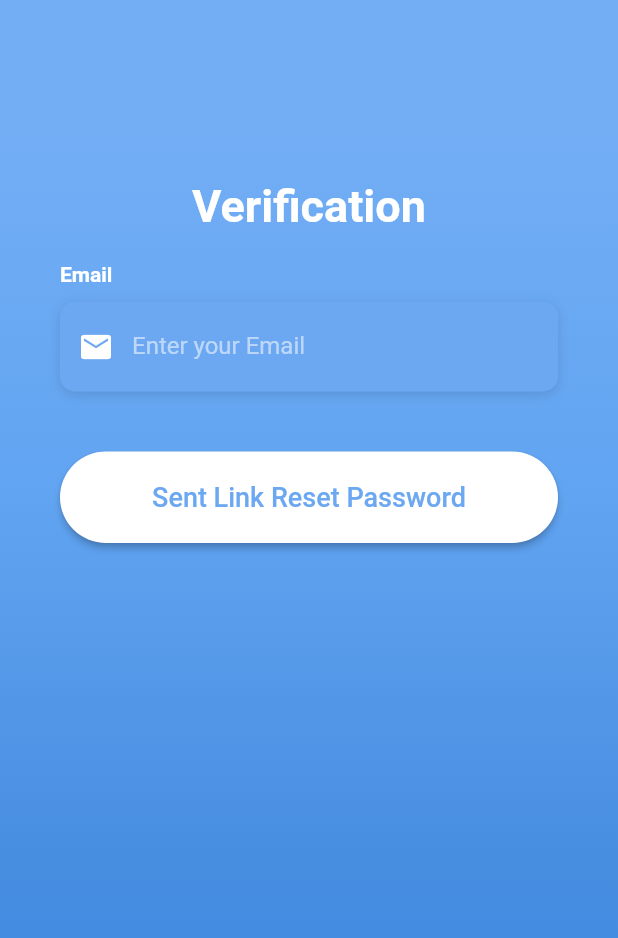
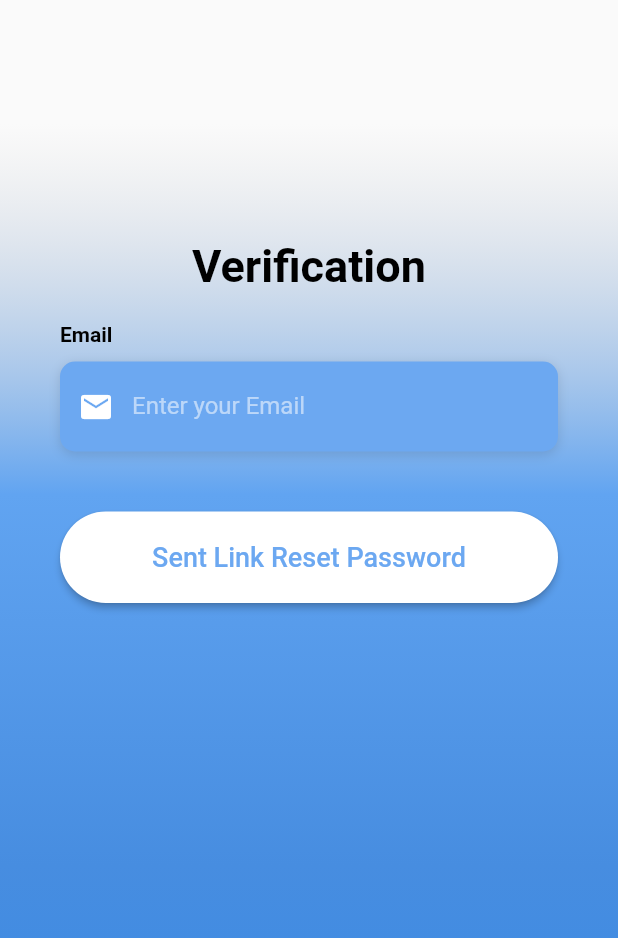
Before and after one commit to VietTinh1/do_an_di_dong, a Flutter app: the screen it shows after launch, after a tap on "Forgot Password?", on a phone screen of 412 x 824 dp. Shown: the top 938 px of the screen. Run offline on Flutter 3.47's test engine with Material 2 defaults, Android fonts, the phone set to English and light mode, and no system bars; our stand-ins replace cloud_firestore, firebase_auth, firebase_core, font_awesome_flutter, google_sign_in; missing offline and left inert: email_auth; accounts and stored records are empty; Roboto replaces fonts that are missing (OpenSans).

```diff
--- a/do_an/lib/main.dart
+++ b/do_an/lib/main.dart
@@ -5,7 +5,8 @@ import 'package:do_an/screens/login_page.dart';
 import 'package:firebase_core/firebase_core.dart';
 import 'package:do_an/screens/home_page.dart';
 import 'package:provider/provider.dart';
-
+import 'package:do_an/screens/choosefield.dart';
+import 'package:do_an/screens/display_page.dart';
 Future main() async {
   WidgetsFlutterBinding.ensureInitialized();
   await Firebase.initializeApp();
--- a/do_an/lib/screens/forgot_password_page.dart
+++ b/do_an/lib/screens/forgot_password_page.dart
@@ -1,4 +1,3 @@
-
 import 'package:do_an/screens/login_page.dart';
 import 'package:firebase_auth/firebase_auth.dart';
 import 'package:flutter/material.dart';
@@ -6,9 +5,7 @@ import 'package:flutter/services.dart';
 import 'package:font_awesome_flutter/font_awesome_flutter.dart';
 import 'package:do_an/main.dart';
 import 'package:do_an/screens/google_sig_in.dart';
-import 'package:do_an/utilities/constants.dart';
 import 'package:provider/provider.dart';
-
 
 //0306191444@caothang.edu.vn
 
@@ -24,6 +21,7 @@ class _ForgotPasswordPage extends State<ForgotPasswordPage> {
     _txtemail.dispose();
     super.dispose();
   }
+
   Future resetPassword() async {
     try {
       await FirebaseAuth.instance
@@ -31,38 +29,53 @@ class _ForgotPasswordPage extends State<ForgotPasswordPage> {
       showDialog(
           context: context,
           builder: (_) => AlertDialog(
-            content: Text('Password reset link has sent! Please check your email'),
+                content: Text(
+                    'Password reset link has sent! Please check your email'),
                 actions: [
-              TextButton(onPressed: (){
+                  TextButton(
+                      onPressed: () {
                         Navigator.push(
                           context,
-            MaterialPageRoute(
-                builder: (context) => LoginPage()),
+                          MaterialPageRoute(builder: (context) => LoginPage()),
                         );
-              }, child: Text('OK'))
+                      },
+                      child: Text('OK'))
                 ],
               ));
     } on FirebaseAuthMultiFactorException catch (e) {
       showDialog(
           context: context,
           builder: (_) => AlertDialog(
-
                 content: Text(e.message.toString()),
               ));
     }
   }
+
   Widget _buildEmailTF() {
     return Column(
       crossAxisAlignment: CrossAxisAlignment.start,
       children: <Widget>[
         Text(
           'Email',
-          style: kLabelStyle,
+          style: TextStyle(
+            color: Colors.black,
+            fontWeight: FontWeight.bold,
+          ),
         ),
         SizedBox(height: 10.0),
         Container(
           alignment: Alignment.centerLeft,
-          decoration: kBoxDecorationStyle,
+          decoration: BoxDecoration(
+            color: Color(0xFF6CA8F1),
+            borderRadius: BorderRadius.circular(10.0),
+            boxShadow: [
+              BoxShadow(
+                color: Colors.black12,
+                blurRadius: 6.0,
+                offset: Offset(0, 2),
+              ),
+            ],
+          ),
           height: 60.0,
           child: TextField(
             controller: _txtemail,
@@ -78,7 +91,9 @@ class _ForgotPasswordPage extends State<ForgotPasswordPage> {
                 color: Colors.white,
               ),
               hintText: 'Enter your Email',
-              hintStyle: kHintTextStyle,
+              hintStyle: TextStyle(
+                color: Colors.white54,
+              ),
             ),
           ),
         ),
@@ -124,7 +139,7 @@ class _ForgotPasswordPage extends State<ForgotPasswordPage> {
                     begin: Alignment.topCenter,
                     end: Alignment.bottomCenter,
                     colors: [
-                      Color(0xFF73AEF5),
+                      Color.fromARGB(0, 197, 197, 200),
                       Color(0xFF61A4F1),
                       Color(0xFF478DE0),
                       Color(0xFF398AE5),
@@ -139,7 +154,7 @@ class _ForgotPasswordPage extends State<ForgotPasswordPage> {
                   physics: AlwaysScrollableScrollPhysics(),
                   padding: EdgeInsets.symmetric(
                     horizontal: 40.0,
-                    vertical: 120.0,
+                    vertical: 160.0,
                   ),
                   child: Column(
                     mainAxisAlignment: MainAxisAlignment.center,
@@ -147,7 +162,7 @@ class _ForgotPasswordPage extends State<ForgotPasswordPage> {
                       Text(
                         'Verification',
                         style: TextStyle(
-                          color: Colors.white,
+                          color: Colors.black,
                           fontSize: 30.0,
                           fontWeight: FontWeight.bold,
                         ),
--- a/do_an/lib/screens/login_page.dart
+++ b/do_an/lib/screens/login_page.dart
@@ -6,7 +6,6 @@ import 'package:flutter/services.dart';
 import 'package:font_awesome_flutter/font_awesome_flutter.dart';
 import 'package:do_an/main.dart';
 import 'package:do_an/screens/google_sig_in.dart';
-import 'package:do_an/utilities/constants.dart';
 import 'package:provider/provider.dart';
 
 class LoginPage extends StatefulWidget {
@@ -40,14 +39,25 @@ class _LoginPageState extends State<LoginPage> {
     return Column(
       crossAxisAlignment: CrossAxisAlignment.start,
       children: <Widget>[
-        Text(
-          'Email',
-          style: kLabelStyle,
-        ),
+        Text('Email',
+            style: TextStyle(
+              color: Colors.black,
+              fontWeight: FontWeight.bold,
+            )),
         SizedBox(height: 10.0),
         Container(
           alignment: Alignment.centerLeft,
-          decoration: kBoxDecorationStyle,
+          decoration: BoxDecoration(
+            color: Color(0xFF6CA8F1),
+            borderRadius: BorderRadius.circular(10.0),
+            boxShadow: [
+              BoxShadow(
+                color: Colors.black12,
+                blurRadius: 6.0,
+                offset: Offset(0, 2),
+              ),
+            ],
+          ),
           height: 60.0,
           child: TextField(
             controller: emailController,
@@ -63,7 +73,10 @@ class _LoginPageState extends State<LoginPage> {
                 color: Colors.white,
               ),
               hintText: 'Enter your Email',
-              hintStyle: kHintTextStyle,
+              hintStyle: TextStyle(
+                color: Colors.white54,
+                fontFamily: 'OpenSans',
+              ),
             ),
           ),
         ),
@@ -75,14 +88,25 @@ class _LoginPageState extends State<LoginPage> {
     return Column(
       crossAxisAlignment: CrossAxisAlignment.start,
       children: <Widget>[
-        Text(
-          'Password',
-          style: kLabelStyle,
-        ),
+        Text('Password',
+            style: TextStyle(
+              color: Colors.black,
+              fontWeight: FontWeight.bold,
+            )),
         SizedBox(height: 10.0),
         Container(
           alignment: Alignment.centerLeft,
-          decoration: kBoxDecorationStyle,
+          decoration: BoxDecoration(
+            color: Color(0xFF6CA8F1),
+            borderRadius: BorderRadius.circular(10.0),
+            boxShadow: [
+              BoxShadow(
+                color: Colors.black12,
+                blurRadius: 6.0,
+                offset: Offset(0, 2),
+              ),
+            ],
+          ),
           height: 60.0,
           child: TextField(
             controller: passwordController,
@@ -97,7 +121,10 @@ class _LoginPageState extends State<LoginPage> {
                 color: Colors.white,
               ),
               hintText: 'Enter your Password',
-              hintStyle: kHintTextStyle,
+              hintStyle: TextStyle(
+                color: Colors.white54,
+                fontFamily: 'OpenSans',
+              ),
               suffixIcon: Padding(
                 padding: const EdgeInsets.fromLTRB(0, 0, 4, 0),
                 child: GestureDetector(
@@ -126,12 +153,15 @@ class _LoginPageState extends State<LoginPage> {
         onPressed: () {
           Navigator.push(
             context,
-            MaterialPageRoute(builder: (context) =>  ForgotPasswordPage()),
+            MaterialPageRoute(builder: (context) => ForgotPasswordPage()),
           );
         },
         child: Text(
           'Forgot Password?',
-          style: kLabelStyle,
+          style: TextStyle(
+            color: Colors.black,
+            fontWeight: FontWeight.bold,
+          ),
         ),
       ),
     );
@@ -162,7 +192,7 @@ class _LoginPageState extends State<LoginPage> {
         Text(
           '- OR -',
           style: TextStyle(
-            color: Colors.white,
+            color: Colors.black,
             fontWeight: FontWeight.w400,
           ),
         ),
@@ -201,7 +231,7 @@ class _LoginPageState extends State<LoginPage> {
             child: Text(
               'Don\'t have an Account ?',
               style: TextStyle(
-                color: Colors.white,
+                color: Colors.black,
                 fontSize: 18.0,
                 fontWeight: FontWeight.w400,
               ),
@@ -246,7 +276,7 @@ class _LoginPageState extends State<LoginPage> {
                     begin: Alignment.topCenter,
                     end: Alignment.bottomCenter,
                     colors: [
-                      Color(0xFF73AEF5),
+                      Color.fromARGB(0, 197, 197, 200),
                       Color(0xFF61A4F1),
                       Color(0xFF478DE0),
                       Color(0xFF398AE5),
@@ -269,7 +299,7 @@ class _LoginPageState extends State<LoginPage> {
                       Text(
                         'Sign In',
                         style: TextStyle(
-                          color: Colors.white,
+                          color: Colors.black,
                           fontSize: 30.0,
                           fontWeight: FontWeight.bold,
                         ),
--- a/do_an/lib/utilities/constants.dart
+++ /dev/null
@@ -1,24 +0,0 @@
-import 'package:flutter/material.dart';
-
-final kHintTextStyle = TextStyle(
-  color: Colors.white54,
-  fontFamily: 'OpenSans',
-);
-
-final kLabelStyle = TextStyle(
-  color: Colors.white,
-  fontWeight: FontWeight.bold,
-  fontFamily: 'OpenSans',
-);
-
-final kBoxDecorationStyle = BoxDecoration(
-  color: Color(0xFF6CA8F1),
-  borderRadius: BorderRadius.circular(10.0),
-  boxShadow: [
-    BoxShadow(
-      color: Colors.black12,
-      blurRadius: 6.0,
-      offset: Offset(0, 2),
-    ),
-  ],
-);
--- a/do_an/pubspec.yaml
+++ b/do_an/pubspec.yaml
@@ -47,3 +47,4 @@ flutter:
   assets:
     - img/facebook.jpg
     - img/google.jpg
+    - img/HA2.jpg
```
Also changed, not shown: do_an/lib/screens/choosefield.dart (added, +260 -0 lines), do_an/lib/screens/display_page.dart (added, +261 -0 lines), do_an/lib/screens/home_page.dart (+7 -2 lines), do_an/lib/screens/otp_page.dart (+23 -8 lines), do_an/lib/screens/register.dart (+14 -14 lines), do_an/img/HA2.jpg (added), do_an/pubspec.lock. Lines whose indentation alone changed are shown as unchanged.
